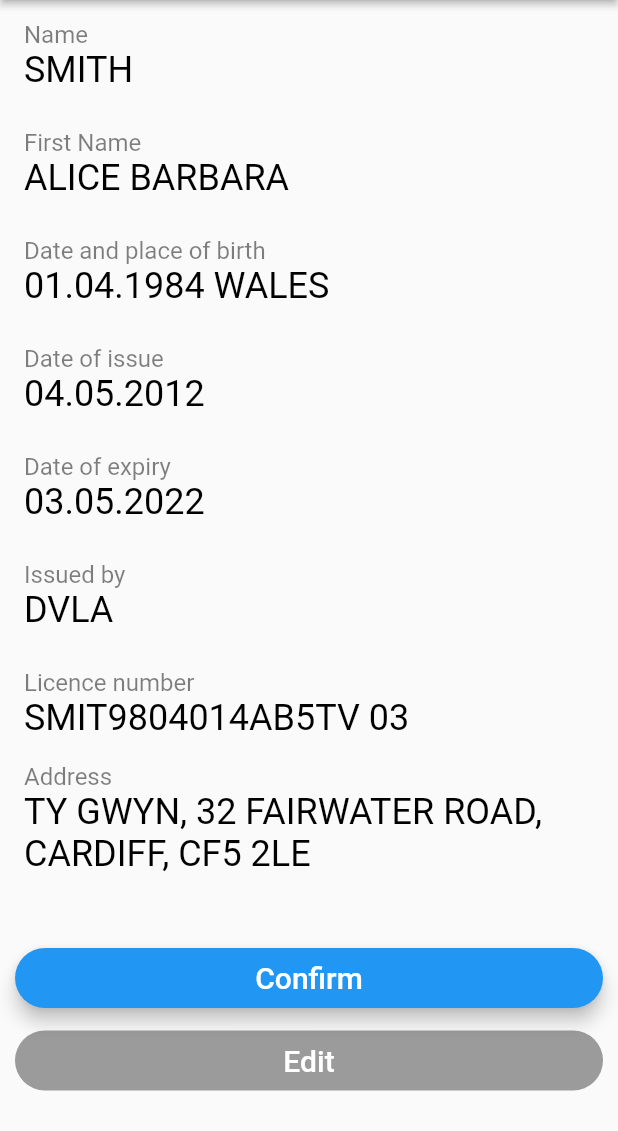
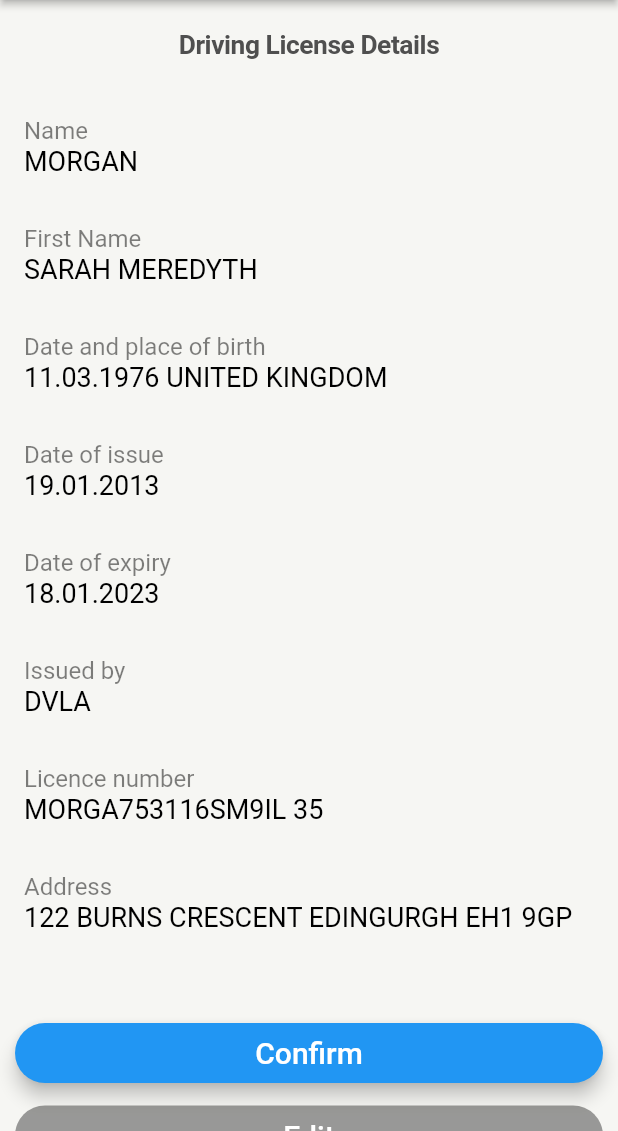
Before and after one commit to rigoford/MotorQuickQuote, a Flutter app: the MQQDriverLicenceResultsPage screen opened directly, on a phone screen of 412 x 824 dp, the part 105-1236 px from its top. Run offline on Flutter 3.47's test engine with Material 2 defaults, Android fonts, the phone set to English and light mode, and no system bars; our stand-ins replace camera; Roboto replaces fonts that are missing (Facit).

```diff
--- a/lib/tab_view/profile_creation/mqq_dln_results.dart
+++ b/lib/tab_view/profile_creation/mqq_dln_results.dart
@@ -11,54 +11,54 @@ class MQQDriverLicenceResultsPage extends StatefulWidget {
 
 class _MQQDriverLicenceResultsPageState extends State<MQQDriverLicenceResultsPage> {
 
-  // Confirm
-  void _confirm() async {
-    try {
-      Navigator.push(context, new MaterialPageRoute(
-          builder: (context) => MQQAssumptionsPage()
-      ));
-    } catch (e) {
-      print('Error: $e');
-    }
-  }
-
   @override
   Widget build(BuildContext context) {
     return Scaffold(
       appBar: new BrandedAppBar(),
-      body: ListView(
+      body: Container(
+        color: Styling.secondary100,
+        child: ListView(
           children: <Widget>[
+            Container(
+                margin: EdgeInsets.all(20),
+                child: SizedBox(
+                    width: MediaQuery.of(context).size.width * .8,
+                    child: Text(
+                      "Driving License Details",
+                      textAlign: TextAlign.center,
+                      style: Styling.getTestDrivePageHeaderTextStyle(context),
+                    ))),
             ListTile(
-          title: Text('Name', style: TextStyle(color: Colors.black.withOpacity(0.5), fontWeight: FontWeight.normal,),),
-          subtitle: Text('SMITH', style: TextStyle(color: Colors.black.withOpacity(1.0), fontWeight: FontWeight.normal, fontSize: 24.0,),),
+              title: Text('Name', style: titleStyle(),),
+              subtitle: Text('MORGAN', style: subtitleStyle(),),
             ),
             ListTile(
-          title: Text('First Name', style: TextStyle(color: Colors.black.withOpacity(0.5), fontWeight: FontWeight.normal,),),
-          subtitle: Text('ALICE BARBARA', style: TextStyle(color: Colors.black.withOpacity(1.0), fontWeight: FontWeight.normal, fontSize: 24.0,),),
+              title: Text('First Name', style: titleStyle(),),
+              subtitle: Text('SARAH MEREDYTH', style: subtitleStyle(),),
             ),
             ListTile(
-          title: Text('Date and place of birth', style: TextStyle(color: Colors.black.withOpacity(0.5), fontWeight: FontWeight.normal,),),
-          subtitle: Text('01.04.1984 WALES', style: TextStyle(color: Colors.black.withOpacity(1.0), fontWeight: FontWeight.normal, fontSize: 24.0,),),
+              title: Text('Date and place of birth', style: titleStyle(),),
+              subtitle: Text('11.03.1976 UNITED KINGDOM', style: subtitleStyle(),),
             ),
             ListTile(
-          title: Text('Date of issue', style: TextStyle(color: Colors.black.withOpacity(0.5), fontWeight: FontWeight.normal,),),
-          subtitle: Text('04.05.2012', style: TextStyle(color: Colors.black.withOpacity(1.0), fontWeight: FontWeight.normal, fontSize: 24.0,),),
+              title: Text('Date of issue', style: titleStyle(),),
+              subtitle: Text('19.01.2013', style: subtitleStyle(),),
             ),
             ListTile(
-          title: Text('Date of expiry', style: TextStyle(color: Colors.black.withOpacity(0.5), fontWeight: FontWeight.normal,),),
-          subtitle: Text('03.05.2022', style: TextStyle(color: Colors.black.withOpacity(1.0), fontWeight: FontWeight.normal, fontSize: 24.0,),),
+              title: Text('Date of expiry', style: titleStyle(),),
+              subtitle: Text('18.01.2023', style: subtitleStyle(),),
             ),
             ListTile(
-          title: Text('Issued by', style: TextStyle(color: Colors.black.withOpacity(0.5), fontWeight: FontWeight.normal,),),
-          subtitle: Text('DVLA', style: TextStyle(color: Colors.black.withOpacity(1.0), fontWeight: FontWeight.normal, fontSize: 24.0,),),
+              title: Text('Issued by', style: titleStyle(),),
+              subtitle: Text('DVLA', style: subtitleStyle(),),
             ),
             ListTile(
-          title: Text('Licence number', style: TextStyle(color: Colors.black.withOpacity(0.5), fontWeight: FontWeight.normal,),),
-          subtitle: Text('SMIT9804014AB5TV 03', style: TextStyle(color: Colors.black.withOpacity(1.0), fontWeight: FontWeight.normal, fontSize: 24.0,),),
+              title: Text('Licence number', style: titleStyle(),),
+              subtitle: Text('MORGA753116SM9IL 35', style: subtitleStyle(),),
             ),
             ListTile(
-          title: Text('Address', style: TextStyle(color: Colors.black.withOpacity(0.5), fontWeight: FontWeight.normal,),),
-          subtitle: Text('TY GWYN, 32 FAIRWATER ROAD, CARDIFF, CF5 2LE', style: TextStyle(color: Colors.black.withOpacity(1.0), fontWeight: FontWeight.normal, fontSize: 24.0,),),
+              title: Text('Address', style: titleStyle(),),
+              subtitle: Text('122 BURNS CRESCENT EDINGURGH EH1 9GP', style: subtitleStyle(),),
             ),
             Container(
               child: new Padding(
@@ -88,6 +88,27 @@ class _MQQDriverLicenceResultsPageState extends State<MQQDriverLicenceResultsPag
                   )),
             ),
           ],
-    ),);
+        ),
+      )
+    );
+  }
+
+  // Confirm
+  void _confirm() async {
+    try {
+      Navigator.push(context, new MaterialPageRoute(
+          builder: (context) => MQQAssumptionsPage()
+      ));
+    } catch (e) {
+      print('Error: $e');
     }
   }
+
+  TextStyle titleStyle() {
+    return TextStyle(color: Colors.black.withOpacity(0.5), fontWeight: FontWeight.normal,);
+  }
+
+  TextStyle subtitleStyle() {
+    return TextStyle(color: Colors.black.withOpacity(1.0), fontWeight: FontWeight.normal, fontSize: 18.0,);
+  }
+}
```
Also changed, not shown: lib/tab_view/profile_creation/mqq_assumptions.dart (+81 -2 lines). Lines whose indentation alone changed are shown as unchanged.
